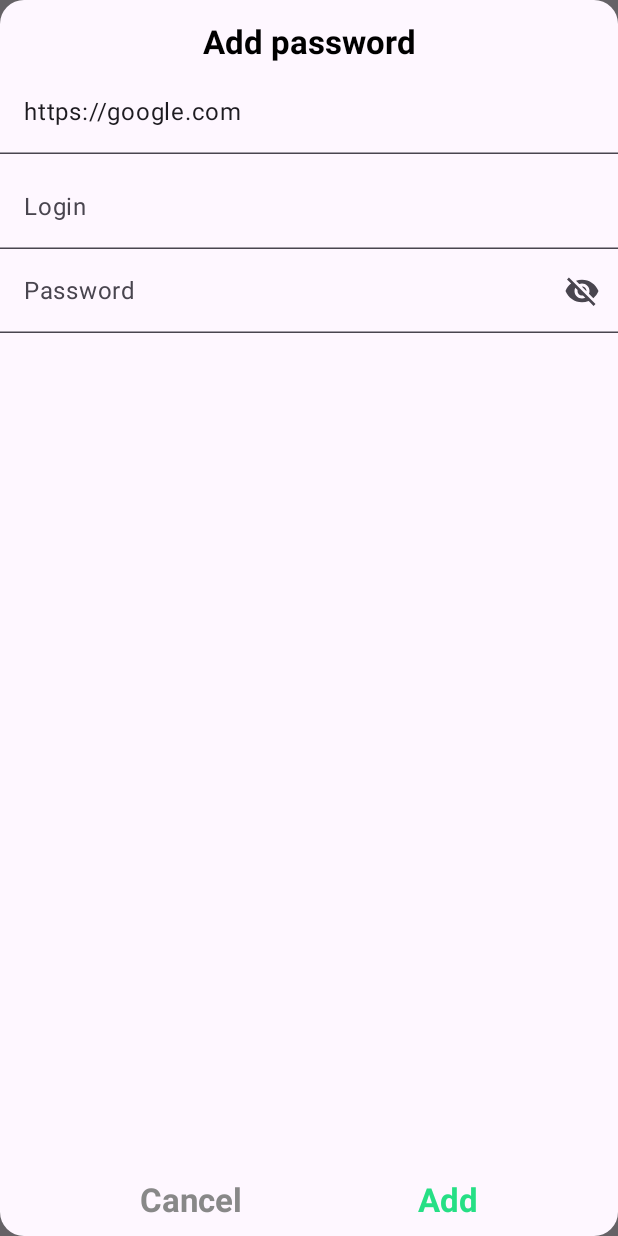
After one commit to matttax/PasswordManager, an Android app built with Jetpack Compose: the composable AddPasswordDialog shown on its own in the app's theme, on a phone screen of 412 x 824 dp. The commit adds this screen. Run offline under Robolectric (Android 15) with nearby library versions, the phone set to English and light mode, and no system bars.

Commit message:
Password storage implemented

```diff
--- a/app/src/main/AndroidManifest.xml
+++ b/app/src/main/AndroidManifest.xml
@@ -2,6 +2,8 @@
 <manifest xmlns:android="http://schemas.android.com/apk/res/android"
     xmlns:tools="http://schemas.android.com/tools"
     package="com.matttax.passwordmanager">
+
+    <uses-permission android:name="android.permission.INTERNET" />
 
     <application
         android:allowBackup="true"
--- a/app/src/main/java/com/matttax/passwordmanager/MainActivity.kt
+++ b/app/src/main/java/com/matttax/passwordmanager/MainActivity.kt
@@ -44,7 +44,11 @@ class MainActivity : AppCompatActivity() {
                         route = "screen"
                     ) {
                         val passwordsViewModel = hiltViewModel<PasswordsViewModel>()
-                        PasswordsScreen(passwordsViewModel.passwords)
+                        PasswordsScreen(
+                            passwordsViewModel.passwords,
+                            passwordsViewModel::savePassword,
+                            passwordsViewModel::removePasswordById
+                        )
                     }
                 }
             }
--- a/app/src/main/java/com/matttax/passwordmanager/passwords/domain/PasswordData.kt
+++ b/app/src/main/java/com/matttax/passwordmanager/passwords/domain/PasswordData.kt
@@ -8,5 +8,6 @@ data class PasswordData(
     val id: String = UUID.randomUUID().toString(),
     val login: String? = null,
     val password: String? = null,
+    val webpageUrl: String? = null,
     val iconUri: String? = null
 )
--- /dev/null
+++ b/app/src/main/java/com/matttax/passwordmanager/passwords/icons/IconObserver.kt
@@ -0,0 +1,23 @@
+package com.matttax.passwordmanager.passwords.icons
+
+import android.graphics.Bitmap
+import android.webkit.WebChromeClient
+import android.webkit.WebView
+import java.io.File
+import java.util.*
+
+class IconObserver(
+    defaultDirectory: File
+) : WebChromeClient() {
+
+    private val name = UUID.randomUUID().toString().take(30)
+
+    var icon: Bitmap? = null
+        private set
+    val path = File(defaultDirectory, "$name.jpg")
+
+    override fun onReceivedIcon(view: WebView, icon: Bitmap) {
+        super.onReceivedIcon(view, icon)
+        this.icon = icon
+    }
+}
--- a/app/src/main/java/com/matttax/passwordmanager/passwords/presentation/components/AddNewButton.kt
+++ b/app/src/main/java/com/matttax/passwordmanager/passwords/presentation/components/AddNewButton.kt
@@ -14,9 +14,7 @@ fun AddNewButton(action: () -> Unit) {
         shape = CircleShape,
         containerColor = MaterialTheme.colorScheme.primary,
         contentColor = MaterialTheme.colorScheme.onTertiary,
-        onClick = {
-
-        }
+        onClick = action
     ) {
         Icon(
             imageVector = Icons.Default.Add,
--- /dev/null
+++ b/app/src/main/java/com/matttax/passwordmanager/passwords/presentation/components/AddPasswordDialog.kt
@@ -0,0 +1,126 @@
+package com.matttax.passwordmanager.passwords.presentation.components
+
+import android.content.Context
+import android.graphics.Bitmap
+import android.webkit.WebView
+import android.webkit.WebViewClient
+import androidx.compose.foundation.interaction.MutableInteractionSource
+import androidx.compose.foundation.layout.*
+import androidx.compose.foundation.shape.RoundedCornerShape
+import androidx.compose.material3.*
+import androidx.compose.runtime.*
+import androidx.compose.runtime.saveable.rememberSaveable
+import androidx.compose.ui.Alignment
+import androidx.compose.ui.Modifier
+import androidx.compose.ui.graphics.Color
+import androidx.compose.ui.platform.LocalContext
+import androidx.compose.ui.platform.LocalFocusManager
+import androidx.compose.ui.unit.dp
+import androidx.compose.ui.viewinterop.AndroidView
+import androidx.compose.ui.window.Dialog
+import com.matttax.passwordmanager.passwords.domain.PasswordData
+import com.matttax.passwordmanager.passwords.icons.IconObserver
+import com.matttax.passwordmanager.ui.common.LoginInputField
+import com.matttax.passwordmanager.ui.common.PasswordInputField
+import com.matttax.passwordmanager.ui.common.SearchField
+
+@Composable
+fun AddPasswordDialog(
+    onAdd: (PasswordData, Bitmap?) -> Unit,
+    onDismiss: () -> Unit
+) {
+    var url by rememberSaveable { mutableStateOf("https://google.com") }
+    var login by rememberSaveable { mutableStateOf("") }
+    var password by rememberSaveable { mutableStateOf("") }
+    val context = LocalContext.current
+    val focusManager = LocalFocusManager.current
+    val interactionSource = remember { MutableInteractionSource() }
+    val iconObserver = remember { IconObserver(context.getDir("imageDir", Context.MODE_PRIVATE)) }
+    Dialog(
+        onDismissRequest = onDismiss
+    ) {
+        Surface(
+            shape = RoundedCornerShape(16.dp),
+        ) {
+            Column(
+                modifier = Modifier.fillMaxSize(),
+                horizontalAlignment = Alignment.CenterHorizontally
+            ) {
+                Spacer(modifier = Modifier.height(10.dp))
+                Text(
+                    modifier = Modifier.padding(
+                        horizontal = 15.dp,
+                        vertical = 5.dp
+                    ),
+                    text = "Add password",
+                    color = MaterialTheme.colorScheme.onSecondary,
+                    style = MaterialTheme.typography.titleMedium
+                )
+                SearchField(
+                    modifier = Modifier.fillMaxWidth(),
+                    onSearch = { url = it },
+                    initialText = url
+                )
+                Spacer(modifier = Modifier.height(7.dp))
+                LoginInputField(
+                    modifier = Modifier.fillMaxWidth(),
+                    onChange = { login = it }
+                )
+                PasswordInputField(
+                    modifier = Modifier.fillMaxWidth(),
+                    interactionSource = interactionSource,
+                    onDone = { focusManager.clearFocus() },
+                    onChange = { password = it }
+                )
+                AndroidView(
+                    modifier = Modifier.weight(1f),
+                    factory = {
+                        WebView(it).apply {
+                            webViewClient = WebViewClient()
+                            webChromeClient = iconObserver
+                        }
+                    },
+                    update = {
+                        it.loadUrl(url)
+                    }
+                )
+                Row(
+                    modifier = Modifier.fillMaxWidth(),
+                    horizontalArrangement = Arrangement.SpaceEvenly
+                ) {
+                    Button(
+                        onClick = onDismiss,
+                        colors = ButtonDefaults.textButtonColors(Color.Transparent),
+                    ) {
+                        Text(
+                            text = "Cancel",
+                            color = MaterialTheme.colorScheme.onPrimary,
+                            style = MaterialTheme.typography.titleMedium
+                        )
+                    }
+                    Button(
+                        onClick = {
+                            onAdd(
+                                PasswordData(
+                                    webpageUrl = url,
+                                    password = password,
+                                    login = login,
+                                    iconUri = iconObserver.path.absolutePath
+                                ),
+                                iconObserver.icon
+                            )
+                            onDismiss()
+                        },
+                        colors = ButtonDefaults.textButtonColors(Color.Transparent),
+                    ) {
+                        Text(
+                            text = "Add",
+                            color = MaterialTheme.colorScheme.primary,
+                            style = MaterialTheme.typography.titleMedium
+                        )
+                    }
+                }
+            }
+        }
+    }
+}
--- /dev/null
+++ b/app/src/main/java/com/matttax/passwordmanager/ui/common/LoginInputField.kt
@@ -0,0 +1,37 @@
+package com.matttax.passwordmanager.ui.common
+
+import androidx.compose.material3.MaterialTheme
+import androidx.compose.material3.Text
+import androidx.compose.material3.TextField
+import androidx.compose.material3.TextFieldDefaults
+import androidx.compose.runtime.Composable
+import androidx.compose.runtime.getValue
+import androidx.compose.runtime.mutableStateOf
+import androidx.compose.runtime.saveable.rememberSaveable
+import androidx.compose.runtime.setValue
+import androidx.compose.ui.Modifier
+import androidx.compose.ui.graphics.Color
+
+@Composable
+fun LoginInputField(
+    modifier: Modifier,
+    onChange: (String) -> Unit
+) {
+    var login by rememberSaveable { mutableStateOf("") }
+    TextField(
+        modifier = modifier,
+        value = login,
+        onValueChange = {
+            login = it
+            onChange(it)
+        },
+        label = { Text("Login") },
+        singleLine = true,
+        colors = TextFieldDefaults.colors(
+            cursorColor = MaterialTheme.colorScheme.primary,
+            focusedIndicatorColor = MaterialTheme.colorScheme.primary,
+            unfocusedContainerColor = Color.Transparent,
+            focusedContainerColor = Color.Transparent
+        )
+    )
+}
--- /dev/null
+++ b/app/src/main/java/com/matttax/passwordmanager/ui/common/SearchField.kt
@@ -0,0 +1,45 @@
+package com.matttax.passwordmanager.ui.common
+
+import androidx.compose.foundation.text.KeyboardActions
+import androidx.compose.foundation.text.KeyboardOptions
+import androidx.compose.material3.MaterialTheme
+import androidx.compose.material3.Text
+import androidx.compose.material3.TextField
+import androidx.compose.material3.TextFieldDefaults
+import androidx.compose.runtime.Composable
+import androidx.compose.runtime.getValue
+import androidx.compose.runtime.mutableStateOf
+import androidx.compose.runtime.saveable.rememberSaveable
+import androidx.compose.runtime.setValue
+import androidx.compose.ui.Modifier
+import androidx.compose.ui.graphics.Color
+import androidx.compose.ui.text.input.ImeAction
+
+@Composable
+fun SearchField(
+    modifier: Modifier,
+    initialText: String,
+    onSearch: (String) -> Unit
+) {
+    var text by rememberSaveable { mutableStateOf(initialText) }
+    TextField(
+        modifier = modifier,
+        value = text,
+        onValueChange = {
+            text = it
+            onSearch(text)
+        },
+        placeholder = { Text("Search") },
+        singleLine = true,
+        keyboardOptions = KeyboardOptions(imeAction = ImeAction.Search),
+        keyboardActions = KeyboardActions(
+            onSearch = { onSearch(text) }
+        ),
+        colors = TextFieldDefaults.colors(
+            cursorColor = MaterialTheme.colorScheme.primary,
+            focusedIndicatorColor = MaterialTheme.colorScheme.primary,
+            unfocusedContainerColor = Color.Transparent,
+            focusedContainerColor = Color.Transparent
+        )
+    )
+}
```
Also changed, not shown: app/src/main/java/com/matttax/passwordmanager/auth/presentation/components/LogInScreen.kt (+6 -5 lines), app/src/main/java/com/matttax/passwordmanager/auth/presentation/components/NewUserAuthScreen.kt (+4 -3 lines), app/src/main/java/com/matttax/passwordmanager/passwords/data/PasswordSerializer.kt (+8 -7 lines), app/src/main/java/com/matttax/passwordmanager/passwords/data/PasswordsRepository.kt (+27 -3 lines), app/src/main/java/com/matttax/passwordmanager/passwords/domain/Passwords.kt (added, +8 -0 lines), app/src/main/java/com/matttax/passwordmanager/passwords/icons/IconStorage.kt (added, +35 -0 lines), app/src/main/java/com/matttax/passwordmanager/passwords/presentation/PasswordsViewModel.kt (+15 -4 lines), app/src/main/java/com/matttax/passwordmanager/passwords/presentation/components/PasswordItem.kt (+34 -15 lines), app/src/main/java/com/matttax/passwordmanager/passwords/presentation/components/PasswordsScreen.kt (+27 -7 lines), app/src/main/java/com/matttax/passwordmanager/ui/common/PasswordInputField.kt (+6 -2 lines).
